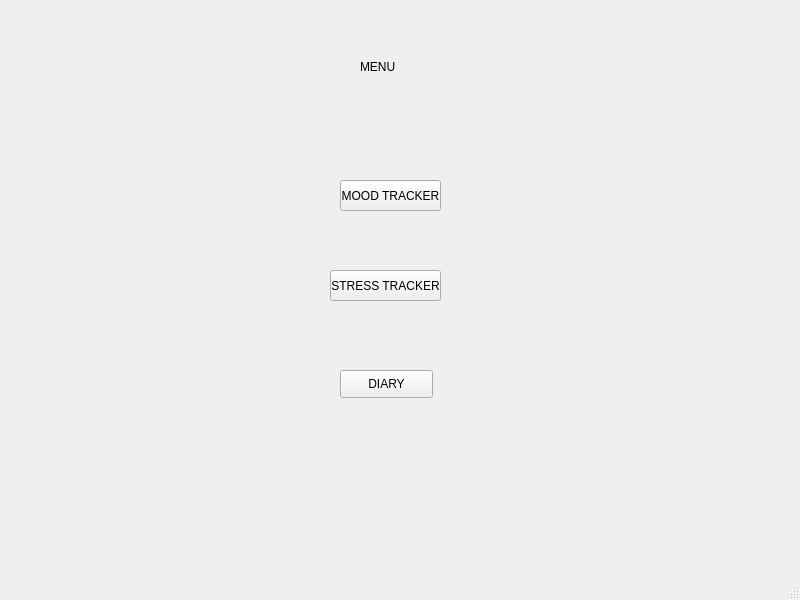
The window that view/UI files/menu.ui (LungoweA/SoulSync) describes before a commit, drawn with Qt 5.
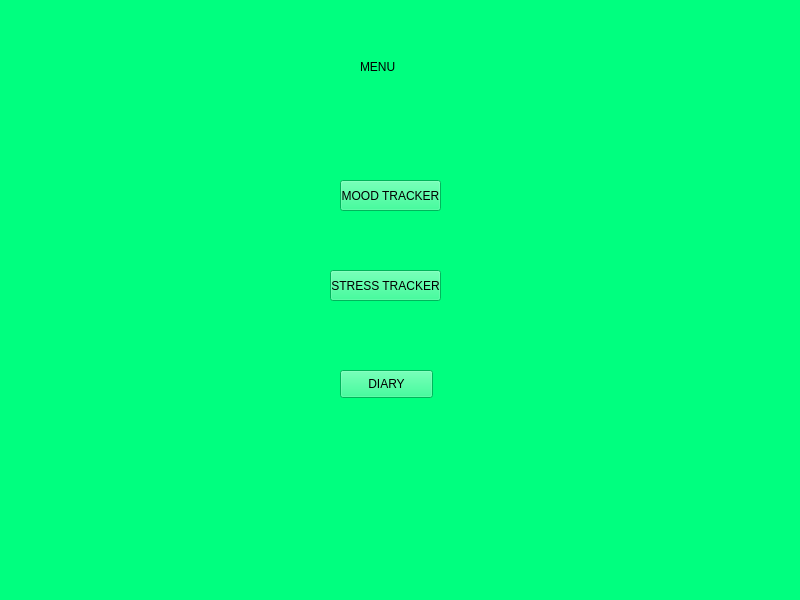
The same window after the commit.

Commit message: Added Mood tracker UI and PY files for future development

Diff of the .ui file:
```diff
--- a/view/UI files/menu.ui
+++ b/view/UI files/menu.ui
@@ -13,6 +13,9 @@
   <property name="windowTitle">
    <string>MainWindow</string>
   </property>
+  <property name="styleSheet">
+   <string notr="true">background-color: rgb(0, 255, 127);</string>
+  </property>
   <widget class="QWidget" name="centralwidget">
    <widget class="QLabel" name="label">
     <property name="geometry">
```
The commit also changes 2 other files.
